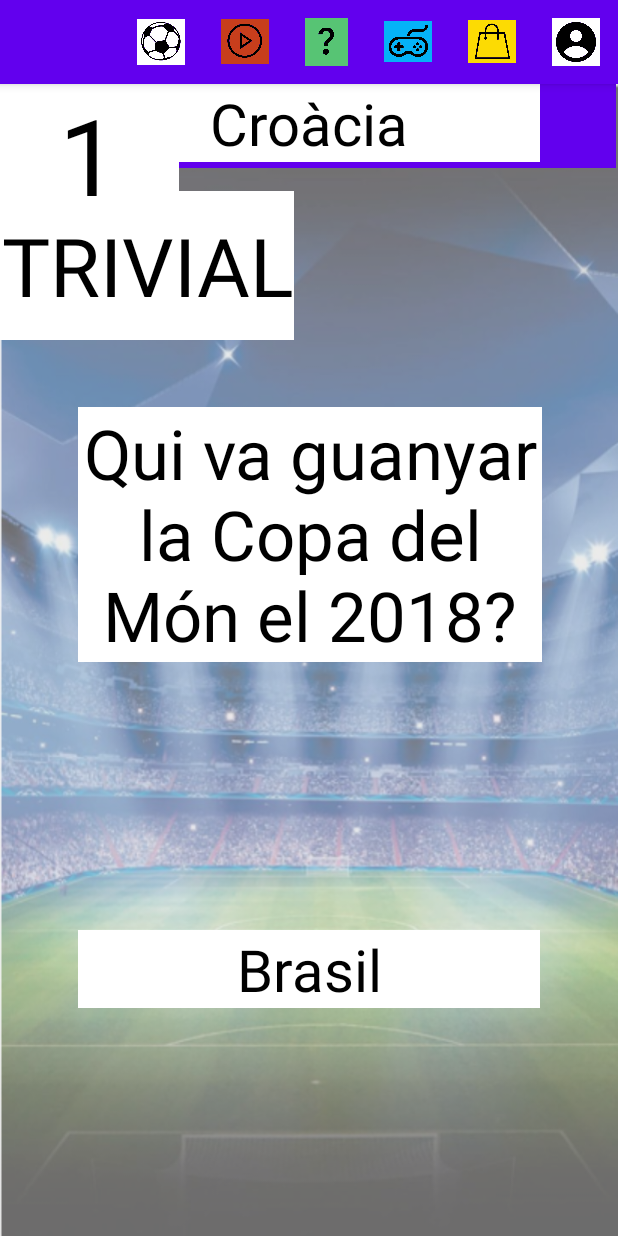
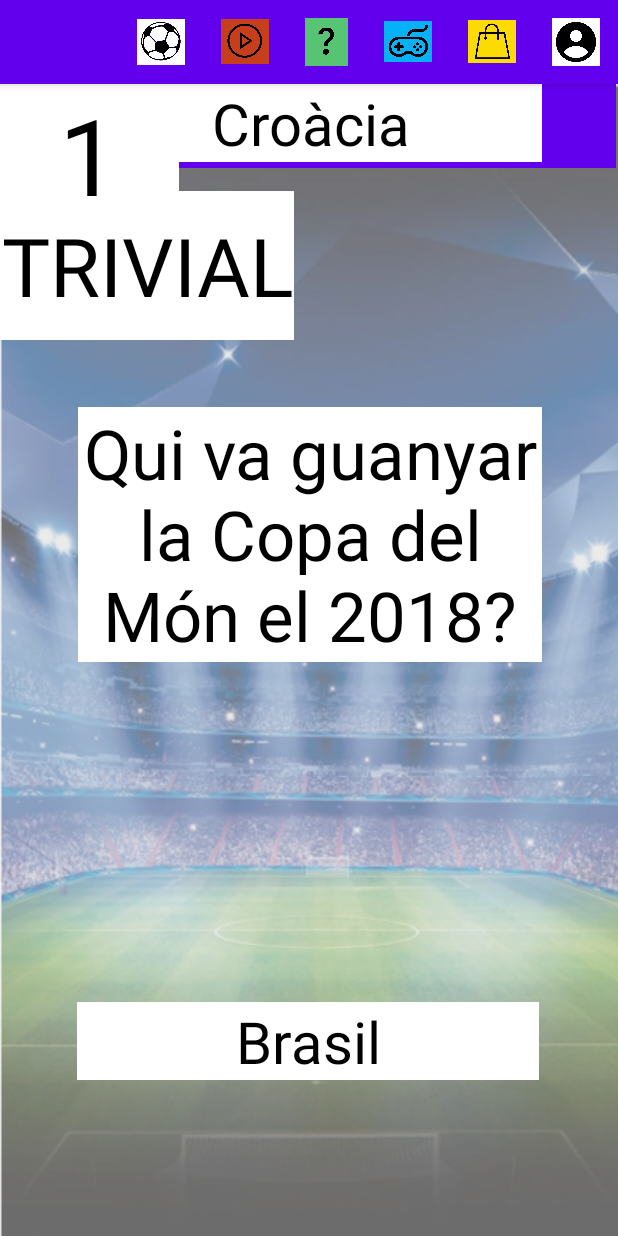
Before and after one commit to Manel0712/MasterFootball, an Android app: the trivial screen opened directly, with no data from a screen before it, on a phone screen of 412 x 824 dp. Run offline under Robolectric (Android 15) with nearby library versions, the phone set to English and light mode, and no system bars; 1 statement that could not run was skipped.

Commit message:
falta el adapter para mostrar las respuestas

```diff
--- a/app/src/main/java/com/example/masterfootball/adapters/quizAdapter.kt
+++ b/app/src/main/java/com/example/masterfootball/adapters/quizAdapter.kt
@@ -35,7 +35,7 @@ class quizAdapter(private var onCardClicked: ((quiz: Quiz) -> Unit)): RecyclerVi
     }
 
     inner class ViewHolder(view: View) : RecyclerView.ViewHolder(view) {
-        val name = view.findViewById<TextView>(R.id.textView5)
+        val name = view.findViewById<TextView>(R.id.reviewPregunta)
         val unlockedStatus = view.findViewById<ImageView>(R.id.imageView4)
         val logo = view.findViewById<ImageView>(R.id.imageView3)
         val card = view.findViewById<CardView>(R.id.cardReview)
--- a/app/src/main/res/layout/card.xml
+++ b/app/src/main/res/layout/card.xml
@@ -44,11 +44,11 @@
                 app:layout_constraintBottom_toBottomOf="parent"
                 app:layout_constraintEnd_toEndOf="parent"
                 app:layout_constraintHorizontal_bias="0.0"
-                app:layout_constraintStart_toEndOf="@+id/textView5"
+                app:layout_constraintStart_toEndOf="@+id/reviewPregunta"
                 app:layout_constraintTop_toTopOf="parent" />
 
             <TextView
-                android:id="@+id/textView5"
+                android:id="@+id/reviewPregunta"
                 android:layout_width="120dp"
                 android:layout_height="76dp"
                 android:layout_marginStart="8dp"
--- a/app/src/main/res/layout/review_card.xml
+++ b/app/src/main/res/layout/review_card.xml
@@ -28,7 +28,7 @@
             android:layout_height="151dp">
 
             <TextView
-                android:id="@+id/textView5"
+                android:id="@+id/reviewPregunta"
                 android:layout_width="155dp"
                 android:layout_height="76dp"
                 android:layout_marginStart="16dp"
@@ -40,14 +40,14 @@
                 app:layout_constraintVertical_bias="0.493" />
 
             <TextView
-                android:id="@+id/textView12"
+                android:id="@+id/reviewResposta"
                 android:layout_width="155dp"
                 android:layout_height="76dp"
                 android:layout_marginStart="4dp"
                 android:autoSizeTextType="uniform"
                 android:textAlignment="center"
                 app:layout_constraintBottom_toBottomOf="parent"
-                app:layout_constraintStart_toEndOf="@+id/textView5"
+                app:layout_constraintStart_toEndOf="@+id/reviewPregunta"
                 app:layout_constraintTop_toTopOf="parent"
                 app:layout_constraintVertical_bias="0.493" />
         </androidx.constraintlayout.widget.ConstraintLayout>
--- a/app/src/main/res/layout/trivial.xml
+++ b/app/src/main/res/layout/trivial.xml
@@ -7,6 +7,7 @@
     android:background="@drawable/captura_de_pantalla_2025_01_10_104056">
 
     <androidx.constraintlayout.widget.ConstraintLayout
+        android:id="@+id/trivialQuestionsLayouts"
         android:layout_width="match_parent"
         android:layout_height="match_parent"
         android:visibility="visible"
@@ -60,6 +61,7 @@
             android:autoSizeTextType="uniform"
             android:background="@color/white"
             android:gravity="center"
+            android:onClick="opcio1"
             android:textColor="@color/black"
             app:layout_constraintEnd_toEndOf="parent"
             app:layout_constraintStart_toStartOf="parent"
@@ -72,22 +74,26 @@
             android:autoSizeTextType="uniform"
             android:background="@color/white"
             android:gravity="center"
+            android:onClick="opcio2"
             android:textColor="@color/black"
             app:layout_constraintEnd_toEndOf="parent"
+            app:layout_constraintHorizontal_bias="0.514"
             app:layout_constraintStart_toStartOf="parent"
-            tools:layout_editor_absoluteY="501dp" />
+            tools:layout_editor_absoluteY="495dp" />
 
         <TextView
             android:id="@+id/trivialOpcio3"
             android:layout_width="308dp"
             android:layout_height="52dp"
-            android:layout_marginBottom="152dp"
+            android:layout_marginBottom="104dp"
             android:autoSizeTextType="uniform"
             android:background="@color/white"
             android:gravity="center"
+            android:onClick="opcio3"
             android:textColor="@color/black"
             app:layout_constraintBottom_toBottomOf="parent"
             app:layout_constraintEnd_toEndOf="parent"
+            app:layout_constraintHorizontal_bias="0.495"
             app:layout_constraintStart_toStartOf="parent" />
 
         <TextView
@@ -104,6 +110,7 @@
     </androidx.constraintlayout.widget.ConstraintLayout>
 
     <androidx.constraintlayout.widget.ConstraintLayout
+        android:id="@+id/resultsTrivial"
         android:layout_width="414dp"
         android:layout_height="788dp"
         android:visibility="gone"
```
Also changed, not shown: app/src/main/java/com/example/masterfootball/adapters/trivialAdapter.kt (+46 -1 lines), app/src/main/java/com/example/masterfootball/classes/Trivial.kt (added, +9 -0 lines), app/src/main/java/com/example/masterfootball/trivial.kt (+62 -0 lines).
